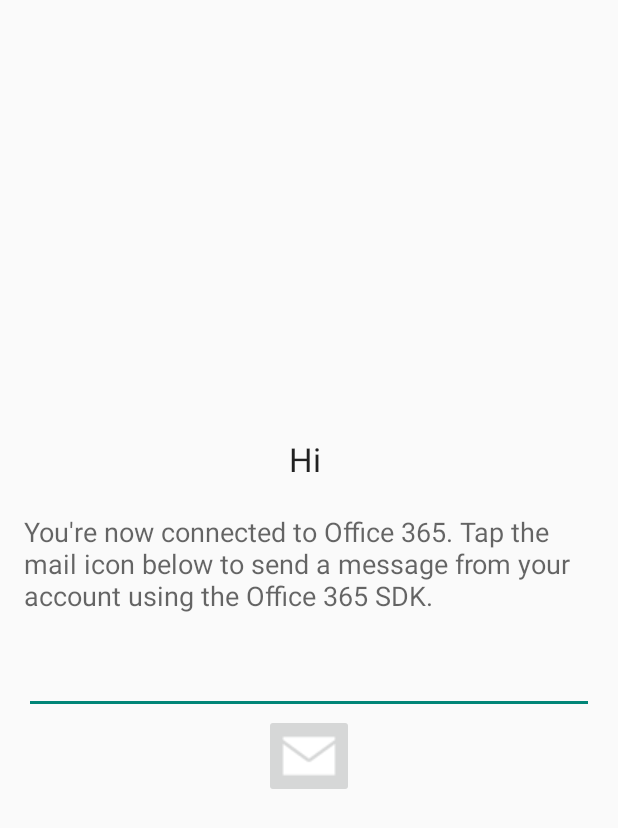
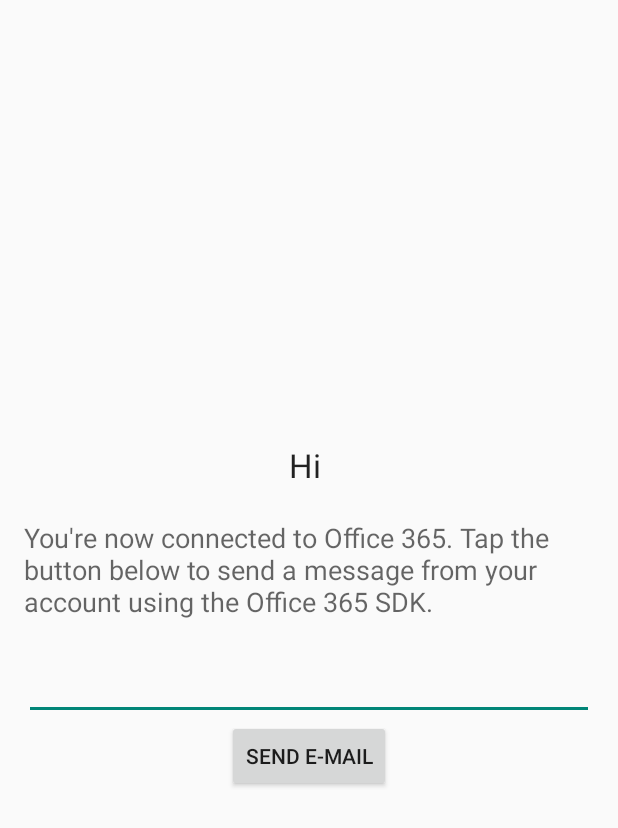
Before and after one commit to OfficeDev/O365-Android-Connect, an Android app: the layout activity_send_mail.xml on its own in the app's theme, with its tools: preview values and no code run, on a phone screen of 412 x 824 dp. Shown: the top 828 px of the screen. Run offline under Robolectric (Android 15) with nearby library versions, the phone set to English and light mode, and no system bars.

Commit message:
Using a regular button instead of an image button. The image button was difficult to see in some machines

```diff
--- a/app/src/main/java/com/microsoft/office365/connect/SendMailActivity.java
+++ b/app/src/main/java/com/microsoft/office365/connect/SendMailActivity.java
@@ -11,8 +11,8 @@ import android.util.Log;
 import android.view.Menu;
 import android.view.MenuItem;
 import android.view.View;
+import android.widget.Button;
 import android.widget.EditText;
-import android.widget.ImageButton;
 import android.widget.ProgressBar;
 import android.widget.TextView;
 import android.widget.Toast;
@@ -34,7 +34,7 @@ public class SendMailActivity extends AppCompatActivity {
     private TextView mTitleTextView;
     private TextView mDescriptionTextView;
     private EditText mEmailEditText;
-    private ImageButton mSendMailButton;
+    private Button mSendMailButton;
     private ProgressBar mSendMailProgressBar;
     private TextView mConclusionTextView;
 
@@ -164,7 +164,7 @@ public class SendMailActivity extends AppCompatActivity {
         mTitleTextView = (TextView)findViewById(R.id.titleTextView);
         mDescriptionTextView = (TextView)findViewById(R.id.descriptionTextView);
         mEmailEditText = (EditText)findViewById(R.id.emailEditText);
-        mSendMailButton = (ImageButton)findViewById(R.id.sendMailButton);
+        mSendMailButton = (Button)findViewById(R.id.sendMailButton);
         mSendMailProgressBar = (ProgressBar)findViewById(R.id.sendMailProgressBar);
         mConclusionTextView = (TextView)findViewById(R.id.conclusionTextView);
     }
--- a/app/src/main/res/layout/activity_send_mail.xml
+++ b/app/src/main/res/layout/activity_send_mail.xml
@@ -40,11 +40,11 @@
         android:layout_below="@+id/descriptionTextView"
         android:visibility="visible" />
 
-    <ImageButton
+    <Button
         android:layout_width="wrap_content"
         android:layout_height="wrap_content"
+        android:text="@string/send_mail_button_text"
         android:id="@+id/sendMailButton"
-        android:src="@drawable/mail_icon"
         android:onClick="onSendMailButtonClick"
         android:layout_below="@+id/emailEditText"
         android:layout_centerHorizontal="true"
--- a/app/src/main/res/values/strings.xml
+++ b/app/src/main/res/values/strings.xml
@@ -8,9 +8,10 @@
     <!-- Regular UI text -->
     <string name="app_name">Office 365 Connect sample</string>
     <string name="connect_button_text">Connect to Office 365</string>
+    <string name="send_mail_button_text">Send e-mail</string>
     <string name="disconnect_menu_item_text">Disconnect</string>
     <string name="title_text">Hi\u00A0</string>
-    <string name="description_text">\nYou\'re now connected to Office 365. Tap the mail icon below to send a message from your account using the Office 365 SDK.\n</string>
+    <string name="description_text">\nYou\'re now connected to Office 365. Tap the button below to send a message from your account using the Office 365 SDK.\n</string>
     <string name="conclusion_text">\nCheck your inbox, you have a new message :)</string>
 
     <!-- Toast successful messages -->
```
Also changed, not shown: app/src/main/res/drawable-mdpi/mail_icon.png (deleted).
